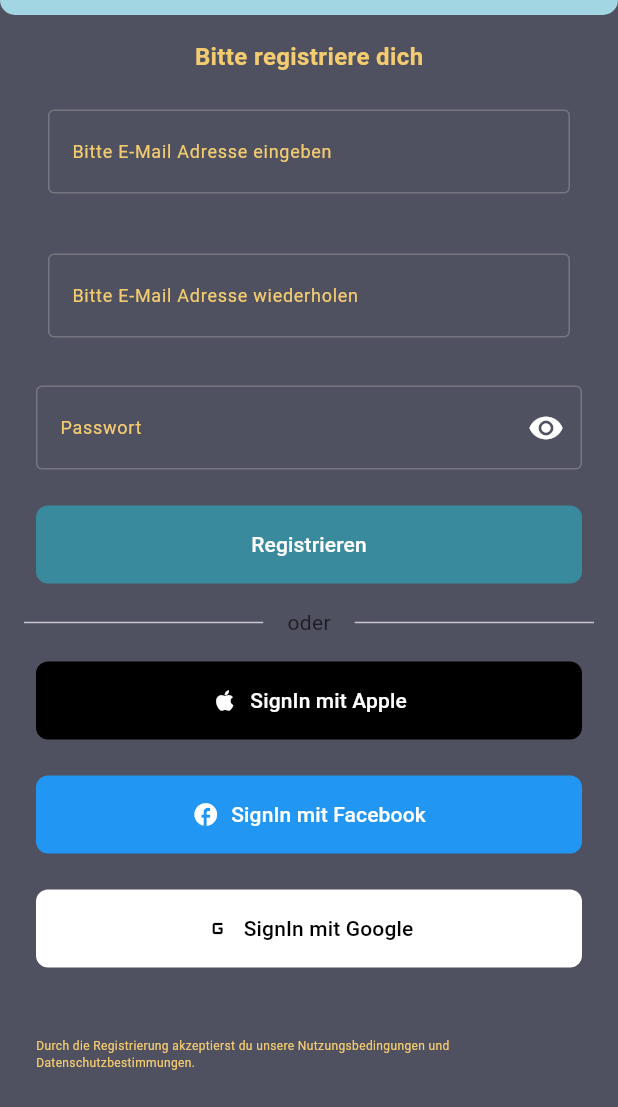
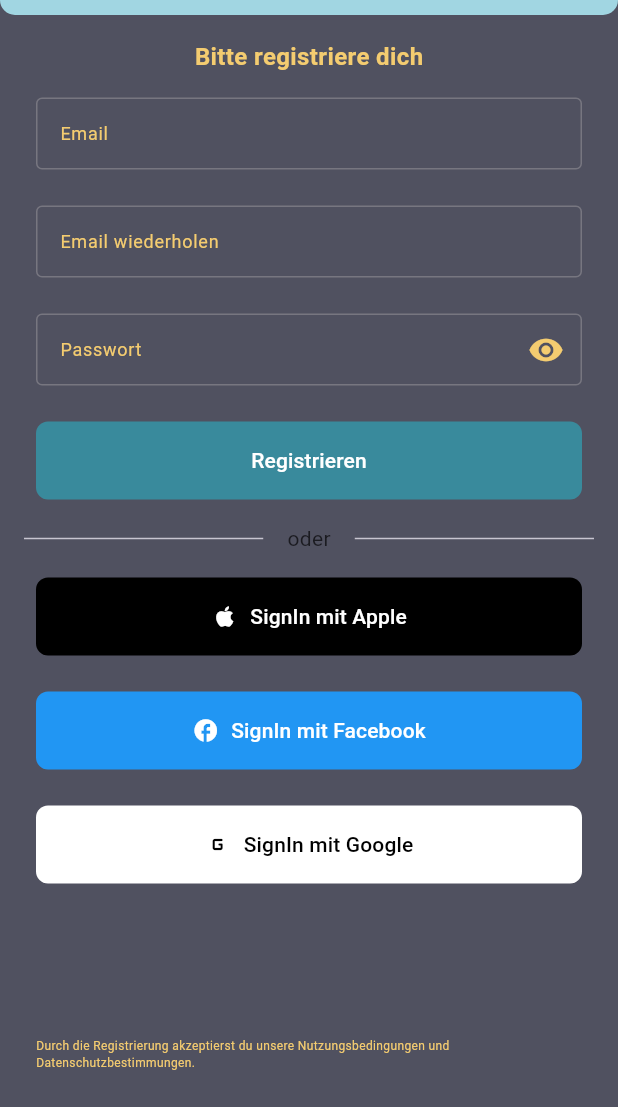
Before and after one commit to Miguele73/new_easy_guitalele_app, a Flutter app: the SignInScreen screen opened directly with empty values, on a phone screen of 412 x 824 dp, the part 129-1236 px from its top. Run offline on Flutter 3.47's test engine with Material 3 defaults, Android fonts, the phone set to English and light mode, and no system bars; our stand-ins replace google_fonts; Roboto replaces fonts that are missing (Rye).

Commit message:
Implement user authentication features: add login, registration, password reset, and user session management; enhance login and registration screens with validation and social login options.

```diff
--- a/lib/src/data/database_repository.dart
+++ b/lib/src/data/database_repository.dart
@@ -11,4 +11,10 @@
   Future<List<TabsSong>> getTabsSongs();
   Future<List<UsersFav>> getUsersFavs();
   Future<void> addSongToFavorites(Song song);
+
+  Future<bool> loginUser(String email, String password);
+  Future<bool> registerUser(String email, String password);
+  Future<void> resetPassword(String email);
+  Future<bool> isUserLoggedIn();
+  Future<void> signOut();
 }
--- a/lib/src/features/auth/presentation/my_text_form_field.dart
+++ b/lib/src/features/auth/presentation/my_text_form_field.dart
@@ -8,7 +8,7 @@
   final bool obscureText;
   final TextInputType keyboardType;
   final Widget? suffixIcon;
-  final FormFieldValidator<String>? validator;
+  final String? Function(String?)? validator;
   const MyTextFormField({
     super.key,
     required this.labelText,
@@ -28,7 +28,7 @@
         controller: controller,
         obscureText: obscureText,
         keyboardType: keyboardType,
-        validator: validator,
+
         decoration: InputDecoration(
           labelText: labelText,
           hintText: hintText,
@@ -39,7 +39,10 @@
             color: AppColors.text,
           ),
           suffixIcon: suffixIcon,
+          errorStyle: const TextStyle(fontSize: 10, color: Colors.red),
         ),
+        validator: validator,
+        style: TextStyle(fontSize: 10, color: AppColors.text),
       ),
     );
   }
--- a/lib/src/features/auth/presentation/sign_in_screen.dart
+++ b/lib/src/features/auth/presentation/sign_in_screen.dart
@@ -1,8 +1,10 @@
 import 'package:flutter/material.dart';
 import 'package:new_easy_guitalele_app/src/data/database_repository.dart';
+import 'package:new_easy_guitalele_app/src/features/auth/presentation/log_in_screen.dart';
 import 'package:new_easy_guitalele_app/src/features/auth/presentation/my_text_form_field.dart';
+import 'package:new_easy_guitalele_app/src/features/auth/presentation/widgets/custom_filled_button.dart';
 import 'package:new_easy_guitalele_app/src/features/auth/presentation/widgets/login_app_bar.dart';
-import 'package:new_easy_guitalele_app/src/features/screen/desicion_screen.dart';
+import 'package:new_easy_guitalele_app/src/features/auth/presentation/widgets/social_login_button.dart';
 import 'package:new_easy_guitalele_app/src/theme/app_colors.dart';
 
 class SignInScreen extends StatefulWidget {
@@ -14,7 +16,121 @@
 }
 
 class _SignInScreenState extends State<SignInScreen> {
+  final _formKey = GlobalKey<FormState>();
+  final TextEditingController _emailController = TextEditingController();
+  final TextEditingController _passwordController = TextEditingController();
+  final TextEditingController _repeatEmailController = TextEditingController();
+
   bool _isObscured = true;
+
+  @override
+  void dispose() {
+    _emailController.dispose();
+    _passwordController.dispose();
+    _repeatEmailController.dispose();
+    super.dispose();
+  }
+
+  Future<void> _register() async {
+    if (!_formKey.currentState!.validate()) {
+      return;
+    }
+    final email = _emailController.text;
+    final password = _passwordController.text;
+
+    showDialog(
+      context: context,
+      barrierDismissible: false,
+      builder: (context) => const Center(child: CircularProgressIndicator()),
+    );
+
+    try {
+      bool success = await widget.myRepository.registerUser(email, password);
+
+      if (mounted) {
+        Navigator.of(context).pop();
+      }
+
+      if (success) {
+        if (mounted) {
+          ScaffoldMessenger.of(context).showSnackBar(
+            const SnackBar(
+              content: Text('Registrierung erfolgreich! Bitte logge dich ein.'),
+            ),
+          );
+          Navigator.pushReplacement(
+            context,
+            MaterialPageRoute(
+              builder: (context) => LogInScreen(widget.myRepository),
+            ),
+          );
+        }
+      } else {
+        if (mounted) {
+          ScaffoldMessenger.of(context).showSnackBar(
+            const SnackBar(
+              content: Text(
+                'Registrierung fehlgeschlagen. E-Mail könnte bereits registriert sein.',
+              ),
+            ),
+          );
+        }
+      }
+    } catch (e) {
+      if (mounted) {
+        Navigator.of(context).pop();
+        ScaffoldMessenger.of(context).showSnackBar(
+          SnackBar(content: Text('Fehler bei der Registrierung: $e')),
+        );
+      }
+    }
+  }
+
+  String? _validateEmail(String? value) {
+    if (value == null || value.isEmpty) {
+      return 'Bitte gib deine E-Mail-Adresse ein.';
+    }
+    final emailRegex = RegExp(r'^[^@]+@[^@]+\.[^@]+');
+    if (!emailRegex.hasMatch(value)) {
+      return 'Bitte gib eine gültige E-Mail-Adresse ein.';
+    }
+    return null;
+  }
+
+  String? _validateRepeatEmail(String? value) {
+    if (value == null || value.isEmpty) {
+      return 'Bitte wiederhole deine E-Mail-Adresse.';
+    }
+    if (value != _emailController.text.trim()) {
+      return 'E-Mail-Adressen stimmen nicht überein.';
+    }
+    return null;
+  }
+
+  String? _validatePassword(String? value) {
+    if (value == null || value.isEmpty) {
+      return 'Bitte gib ein Passwort ein.';
+    }
+    if (value.length < 6) {
+      return 'Das Passwort muss mindestens 6 Zeichen lang sein.';
+    }
+    if (!value.contains(RegExp(r'[a-z]'))) {
+      return 'Passwort benötigt mind. einen Kleinbuchstaben.';
+    }
+    if (value == _emailController.text) {
+      return 'Passwort darf nicht identisch mit der E-Mail sein.';
+    }
+    if (!value.contains(RegExp(r'[A-Z]'))) {
+      return 'Passwort benötigt mind. einen Großbuchstaben.';
+    }
+    if (!value.contains(RegExp(r'[0-9]'))) {
+      return 'Passwort benötigt mind. eine Ziffer.';
+    }
+    if (!value.contains(RegExp(r'[!@#$%^&*(),.?":{}|<>]'))) {
+      return 'Passwort benötigt mind. ein Sonderzeichen.';
+    }
+    return null;
+  }
 
   @override
   Widget build(BuildContext context) {
@@ -28,6 +144,9 @@
       body: SafeArea(
         child: Padding(
           padding: const EdgeInsets.all(16),
+          child: Form(
+            key: _formKey,
+            autovalidateMode: AutovalidateMode.onUserInteraction,
             child: Column(
               spacing: 8,
               children: [
@@ -39,78 +158,40 @@
                     color: AppColors.text,
                   ),
                 ),
-              Padding(
-                padding: const EdgeInsets.all(8.0),
-                child: MyTextFormField(
-                  controller: TextEditingController(),
-                  labelText: 'Bitte E-Mail Adresse eingeben',
-                  hintText: 'E-Mail eingeben',
+                MyTextFormField(
+                  labelText: 'Email',
+                  hintText: 'Email eingeben',
+                  controller: _emailController,
+                  keyboardType: TextInputType.emailAddress,
+                  validator: _validateEmail,
                 ),
+                MyTextFormField(
+                  labelText: 'Email wiederholen',
+                  hintText: 'Email Adresse wiederholen',
+                  controller: _repeatEmailController,
+                  keyboardType: TextInputType.emailAddress,
+                  validator: _validateRepeatEmail,
                 ),
-              Padding(
-                padding: const EdgeInsets.all(8.0),
-                child: MyTextFormField(
-                  controller: TextEditingController(),
-                  labelText: 'Bitte E-Mail Adresse wiederholen',
-                  hintText: 'E-Mail wiederholen',
+                MyTextFormField(
+                  labelText: 'Passwort',
+                  hintText: 'Passwort eingeben',
+                  controller: _passwordController,
+                  obscureText: _isObscured,
+                  suffixIcon: IconButton(
+                    icon: Icon(
+                      _isObscured ? Icons.visibility : Icons.visibility_off,
+                      color: AppColors.text,
                     ),
-              ),
-              Padding(
-                padding: const EdgeInsets.all(8.0),
-                child: TextFormField(
-                  decoration: InputDecoration(
-                    suffixIcon: IconButton(
-                      color: Colors.white,
                     onPressed: () {
                       setState(() {
                         _isObscured = !_isObscured;
                       });
                     },
-                      icon: Icon(
-                        size: 24,
-                        _isObscured ? Icons.visibility : Icons.visibility_off,
                   ),
-                    ),
-                    labelText: "Passwort",
-                    hintText: "Passwort eingeben",
-                    border: OutlineInputBorder(),
-                    labelStyle: TextStyle(
-                      fontSize: 12,
-                      fontWeight: FontWeight.normal,
-                      color: AppColors.text,
-                    ),
-                  ),
-                  obscureText: _isObscured,
-                ),
+                  validator: _validatePassword,
                 ),
 
-              Padding(
-                padding: const EdgeInsets.all(8.0),
-                child: SizedBox(
-                  width: double.infinity,
-                  child: FilledButton(
-                    style: FilledButton.styleFrom(
-                      backgroundColor: AppColors.button,
-                      shape: RoundedRectangleBorder(
-                        borderRadius: BorderRadius.circular(8),
-                      ),
-                    ),
-                    onPressed: () {
-                      Navigator.pushReplacement(
-                        context,
-                        MaterialPageRoute(
-                          builder:
-                              (context) => DesicionScreen(widget.myRepository),
-                        ),
-                      );
-                    },
-                    child: Padding(
-                      padding: const EdgeInsets.all(16.0),
-                      child: Text("Registrieren"),
-                    ),
-                  ),
-                ),
-              ),
+                CustomFilledButton(text: 'Registrieren', onPressed: _register),
 
                 Row(
                   spacing: 16,
@@ -120,127 +201,28 @@
                     Expanded(child: Divider()),
                   ],
                 ),
-
-              Padding(
-                padding: const EdgeInsets.all(8.0),
-                child: SizedBox(
-                  width: double.infinity,
-                  child: FilledButton(
-                    style: FilledButton.styleFrom(
+                SocialLoginButton(
+                  text: "SignIn mit Apple",
                   backgroundColor: Colors.black,
-                      shape: RoundedRectangleBorder(
-                        borderRadius: BorderRadius.circular(8),
+                  icon: Icons.apple,
+                  textColor: Colors.white,
+                  myRepository: widget.myRepository,
                 ),
+                SocialLoginButton(
+                  text: "SignIn mit Facebook",
+                  backgroundColor: Colors.blue,
+                  icon: Icons.facebook,
+                  textColor: Colors.white,
+                  myRepository: widget.myRepository,
                 ),
-                    onPressed: () {
-                      Navigator.pushReplacement(
-                        context,
-                        MaterialPageRoute(
-                          builder:
-                              (context) => DesicionScreen(widget.myRepository),
-                        ),
-                      );
-                    },
-                    child: Padding(
-                      padding: const EdgeInsets.all(16.0),
-                      child: Row(
-                        mainAxisAlignment: MainAxisAlignment.center,
-                        mainAxisSize: MainAxisSize.min,
-                        children: [
-                          const Icon(Icons.apple, color: Colors.white),
-                          const SizedBox(width: 8.0),
-                          const Text(
-                            "SignIn mit Apple",
-                            style: TextStyle(color: Colors.white),
-                          ),
-                        ],
-                      ),
-                    ),
-                  ),
-                ),
+                SocialLoginButton(
+                  text: "SignIn mit Google",
+                  backgroundColor: Colors.white,
+                  icon: Icons.g_mobiledata_rounded,
+                  textColor: Colors.black,
+                  myRepository: widget.myRepository,
                 ),
 
-              Padding(
-                padding: const EdgeInsets.all(8.0),
-                child: SizedBox(
-                  width: double.infinity,
-                  child: FilledButton(
-                    style: FilledButton.styleFrom(
-                      backgroundColor: Colors.blue,
-                      shape: RoundedRectangleBorder(
-                        borderRadius: BorderRadius.circular(8),
-                      ),
-                    ),
-                    onPressed: () {
-                      Navigator.pushReplacement(
-                        context,
-                        MaterialPageRoute(
-                          builder:
-                              (context) => DesicionScreen(widget.myRepository),
-                        ),
-                      );
-                    },
-                    child: Padding(
-                      padding: const EdgeInsets.all(16.0),
-                      child: Row(
-                        mainAxisAlignment: MainAxisAlignment.center,
-                        mainAxisSize: MainAxisSize.min,
-                        children: [
-                          const Icon(Icons.facebook, color: Colors.white),
-                          const SizedBox(width: 8.0),
-                          const Text(
-                            "SignIn mit Facebook",
-                            style: TextStyle(color: Colors.white),
-                          ),
-                        ],
-                      ),
-                    ),
-                  ),
-                ),
-              ),
-
-              Padding(
-                padding: const EdgeInsets.all(8.0),
-                child: SizedBox(
-                  width: double.infinity,
-                  child: FilledButton(
-                    style: FilledButton.styleFrom(
-                      backgroundColor: Colors.white,
-                      shape: RoundedRectangleBorder(
-                        borderRadius: BorderRadius.circular(8),
-                      ),
-                    ),
-                    onPressed: () {
-                      Navigator.pushReplacement(
-                        context,
-                        MaterialPageRoute(
-                          builder:
-                              (context) => DesicionScreen(widget.myRepository),
-                        ),
-                      );
-                    },
-
-                    child: Padding(
-                      padding: const EdgeInsets.all(16.0),
-                      child: Row(
-                        mainAxisAlignment: MainAxisAlignment.center,
-                        mainAxisSize: MainAxisSize.min,
-                        children: [
-                          const Icon(
-                            Icons.g_mobiledata_rounded,
-                            color: Colors.black,
-                          ),
-                          const SizedBox(width: 8.0),
-                          const Text(
-                            "SignIn mit Google",
-                            style: TextStyle(color: Colors.black),
-                          ),
-                        ],
-                      ),
-                    ),
-                  ),
-                ),
-              ),
                 Spacer(),
                 Padding(
                   padding: const EdgeInsets.all(8.0),
@@ -257,6 +239,7 @@
             ),
           ),
         ),
+      ),
     );
   }
 }
--- a/lib/src/features/auth/presentation/widgets/custom_filled_button.dart
+++ b/lib/src/features/auth/presentation/widgets/custom_filled_button.dart
@@ -1,20 +1,20 @@
 import 'package:flutter/material.dart';
-import 'package:new_easy_guitalele_app/src/theme/app_colors.dart'; // Stelle sicher, dass der Pfad korrekt ist
+import 'package:new_easy_guitalele_app/src/theme/app_colors.dart';
 
 class CustomFilledButton extends StatelessWidget {
   final String text;
   final Color backgroundColor;
   final VoidCallback onPressed;
-  final IconData? icon; // Optional für Buttons mit Icon
-  final Color textColor; // Für Textfarbe des Buttons
+  final IconData? icon;
+  final Color textColor;
 
   const CustomFilledButton({
     super.key,
     required this.text,
     required this.onPressed,
-    this.backgroundColor = AppColors.button, // Standardfarbe
+    this.backgroundColor = AppColors.button,
     this.icon,
-    this.textColor = AppColors.white, // Standard Textfarbe
+    this.textColor = AppColors.white,
   });
 
   @override
@@ -35,12 +35,9 @@
             padding: const EdgeInsets.all(16.0),
             child: Row(
               mainAxisAlignment: MainAxisAlignment.center,
-              mainAxisSize:
-                  MainAxisSize
-                      .min, // Damit die Row nicht zu viel Platz einnimmt
+              mainAxisSize: MainAxisSize.min,
               children: [
                 if (icon != null) ...[
-                  // Nur wenn ein Icon vorhanden ist
                   Icon(icon, color: textColor),
                   const SizedBox(width: 8.0),
                 ],
--- /dev/null
+++ b/lib/src/features/auth/presentation/widgets/social_login_button.dart
@@ -0,0 +1,37 @@
+import 'package:flutter/material.dart';
+import 'package:new_easy_guitalele_app/src/data/database_repository.dart';
+import 'package:new_easy_guitalele_app/src/features/auth/presentation/widgets/custom_filled_button.dart';
+import 'package:new_easy_guitalele_app/src/features/screen/desicion_screen.dart';
+
+class SocialLoginButton extends StatelessWidget {
+  final String text;
+  final Color backgroundColor;
+  final IconData icon;
+  final Color textColor;
+  final DatabaseRepository myRepository;
+
+  const SocialLoginButton({
+    super.key,
+    required this.text,
+    required this.backgroundColor,
+    required this.icon,
+    required this.textColor,
+    required this.myRepository,
+  });
+
+  @override
+  Widget build(BuildContext context) {
+    return CustomFilledButton(
+      text: text,
+      backgroundColor: backgroundColor,
+      icon: icon,
+      textColor: textColor,
+      onPressed: () {
+        Navigator.push(
+          context,
+          MaterialPageRoute(builder: (context) => DesicionScreen(myRepository)),
+        );
+      },
+    );
+  }
+}
```
Also changed, not shown: lib/src/data/mock_database_repository.dart (+43 -1 lines), lib/src/features/auth/presentation/log_in_screen.dart (+104 -41 lines). Lines whose indentation alone changed are shown as unchanged.
